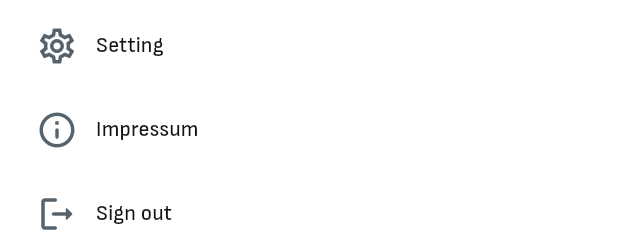
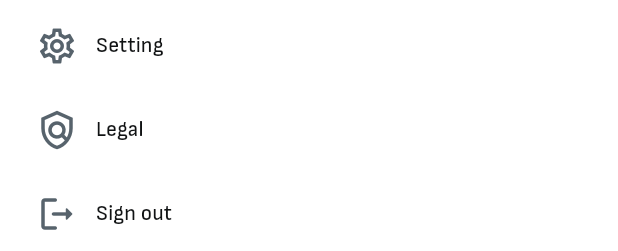
Before and after one commit to abiyarilangeroudi-sudo/zomia, a Flutter app: the _NavigationExamples widget shown alone on an empty page, opened directly, on a phone screen of 412 x 824 dp. Shown: the part 982-1233 px from the top of the screen. Run offline on Flutter 3.47's test engine with Material 3 defaults, Android fonts, the light colour scheme and no system bars; our stand-ins replace dio, flutter_riverpod, flutter_secure_storage, flutter_svg, go_router, qr_flutter; missing offline and left inert: dart:html, mobile_scanner; accounts and stored records are empty.

Commit message:
Approve legal drawer catalog pattern

```diff
--- a/frontend/lib/app/ui_catalog/ui_component_catalog_screen.dart
+++ b/frontend/lib/app/ui_catalog/ui_component_catalog_screen.dart
@@ -474,8 +474,8 @@ class _NavigationExamples extends StatelessWidget {
                 onTap: _noop,
               ),
               AppDrawerItem(
-                label: 'Impressum',
-                icon: Icons.info_outline_rounded,
+                label: 'Legal',
+                icon: Icons.policy_outlined,
                 onTap: _noop,
               ),
               AppDrawerItem(
@@ -486,7 +486,51 @@ class _NavigationExamples extends StatelessWidget {
             ],
           ),
         ),
+        const SizedBox(height: 12),
+        const _ComponentName(
+          'Legal links',
+          status: CatalogApprovalStatus.approved,
+        ),
+        const _LegalLinksPreview(),
       ],
+    );
+  }
+}
+
+class _LegalLinksPreview extends StatelessWidget {
+  const _LegalLinksPreview();
+
+  static const _items = [
+    ('Privacy Policy', 'zomia.eu/legal/privacy', Icons.privacy_tip_outlined),
+    ('Terms & Conditions', 'zomia.eu/legal/terms', Icons.description_outlined),
+    (
+      'Business Terms',
+      'zomia.eu/legal/business-terms',
+      Icons.storefront_outlined,
+    ),
+    ('Cookie Policy', 'zomia.eu/legal/cookies', Icons.cookie_outlined),
+    ('Impressum', 'zomia.eu/legal/impressum', Icons.info_outline_rounded),
+  ];
+
+  @override
+  Widget build(BuildContext context) {
+    return AppCard(
+      child: Column(
+        crossAxisAlignment: CrossAxisAlignment.stretch,
+        children: [
+          const SectionHeader(title: 'Legal'),
+          const SizedBox(height: 12),
+          for (final item in _items) ...[
+            AppListRow(
+              title: item.$1,
+              subtitle: item.$2,
+              leadingIcon: item.$3,
+              onTap: _noop,
+            ),
+            if (item != _items.last) const SizedBox(height: 8),
+          ],
+        ],
+      ),
     );
   }
 }
--- a/frontend/pubspec.yaml
+++ b/frontend/pubspec.yaml
@@ -2,7 +2,7 @@ name: zomia_frontend
 description: "Zomia MVP Flutter application."
 publish_to: 'none'
 
-version: 1.0.110+111
+version: 1.0.112+113
 
 environment:
   sdk: ^3.12.1
```
